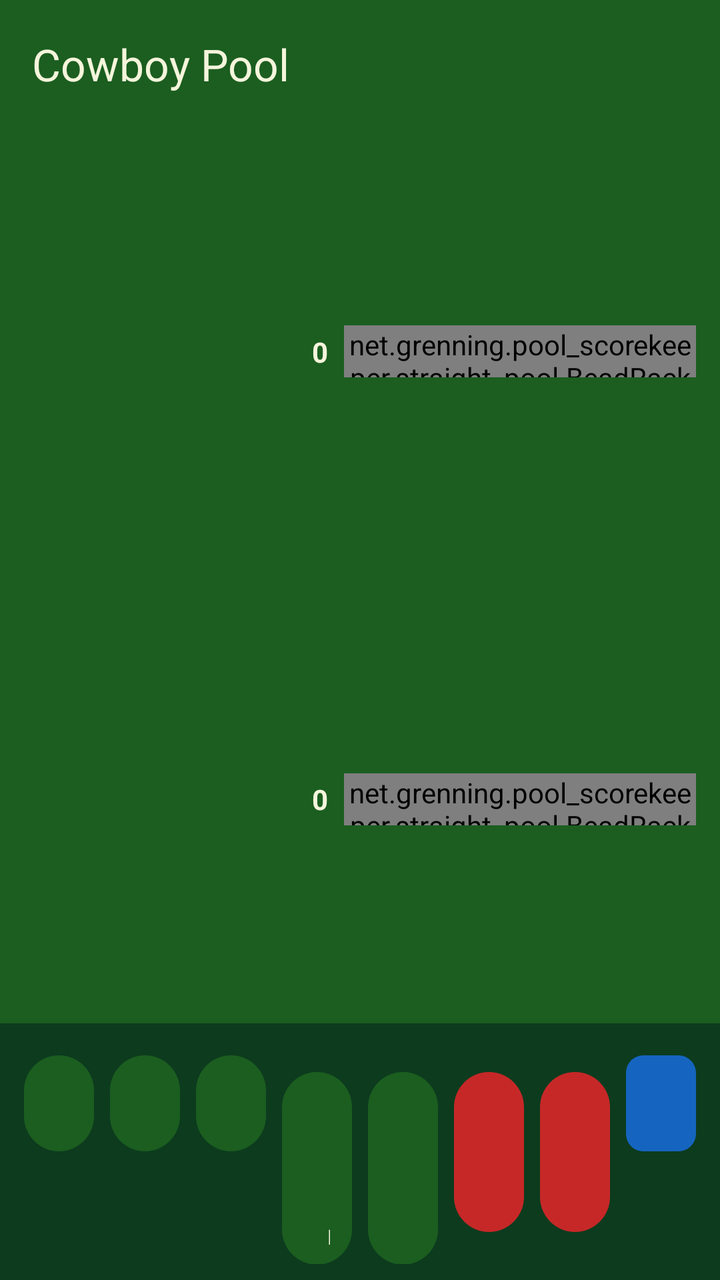
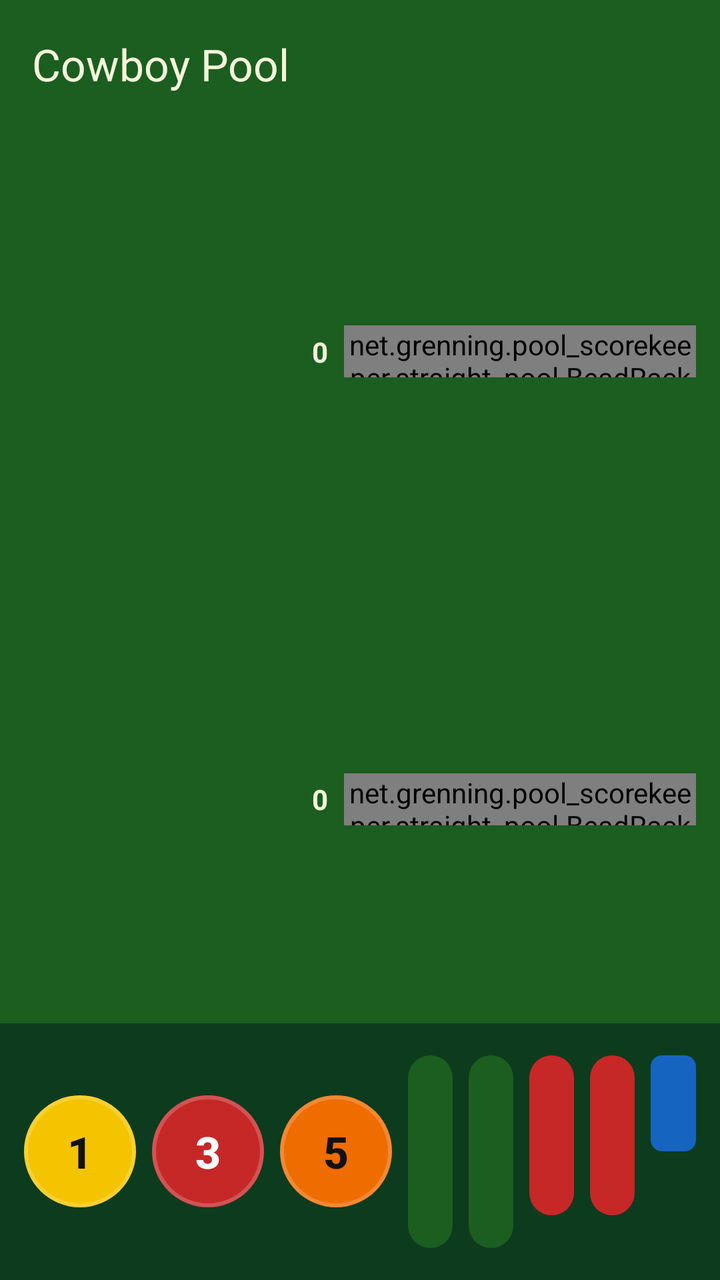

Compare the two renders of this Android layout. The source of the first and the diff that turns it into the second are given below.
<!-- AndroidManifest.xml: application theme Theme.PoolScorekeeper -->
<!-- res/layout/activity_cowboy_score.xml -->
<?xml version="1.0" encoding="utf-8"?>
<LinearLayout xmlns:android="http://schemas.android.com/apk/res/android"
    xmlns:app="http://schemas.android.com/apk/res-auto"
    android:id="@+id/cowboyRoot"
    android:layout_width="match_parent"
    android:layout_height="match_parent"
    android:background="@color/felt_dark"
    android:orientation="vertical">

    <com.google.android.material.appbar.MaterialToolbar
        android:id="@+id/cowboyToolbar"
        android:layout_width="match_parent"
        android:layout_height="wrap_content"
        android:background="@color/felt_green"
        android:minHeight="?attr/actionBarSize"
        app:title="@string/title_activity_cowboy_pool_start"
        app:titleTextColor="@color/ivory">

        <TextView
            android:id="@+id/cowboyPhase"
            android:layout_width="wrap_content"
            android:layout_height="wrap_content"
            android:layout_gravity="end"
            android:paddingEnd="8dp"
            android:textAppearance="@style/TextAppearance.Material3.TitleMedium"
            android:textColor="@color/ivory" />
    </com.google.android.material.appbar.MaterialToolbar>

    <LinearLayout
        android:id="@+id/player1Row"
        android:layout_width="match_parent"
        android:layout_height="0dp"
        android:layout_weight="1"
        android:background="@color/felt_green"
        android:gravity="center_vertical"
        android:orientation="horizontal"
        android:paddingStart="12dp"
        android:paddingEnd="12dp">

        <TextView
            android:id="@+id/player1Name"
            android:layout_width="96dp"
            android:layout_height="wrap_content"
            android:ellipsize="end"
            android:maxLines="1"
            android:textColor="@color/ivory"
            android:textStyle="bold" />

        <TextView
            android:id="@+id/player1Score"
            android:layout_width="64dp"
            android:layout_height="wrap_content"
            android:gravity="end"
            android:paddingEnd="8dp"
            android:text="0"
            android:textColor="@color/ivory"
            android:textStyle="bold" />

        <net.grenning.pool_scorekeeper.straight_pool.BeadRackView
            android:id="@+id/player1Beads"
            android:layout_width="0dp"
            android:layout_height="26dp"
            android:layout_weight="1" />
    </LinearLayout>

    <LinearLayout
        android:id="@+id/player2Row"
        android:layout_width="match_parent"
        android:layout_height="0dp"
        android:layout_weight="1"
        android:background="@color/felt_green"
        android:gravity="center_vertical"
        android:orientation="horizontal"
        android:paddingStart="12dp"
        android:paddingEnd="12dp">

        <TextView
            android:id="@+id/player2Name"
            android:layout_width="96dp"
            android:layout_height="wrap_content"
            android:ellipsize="end"
            android:maxLines="1"
            android:textColor="@color/ivory"
            android:textStyle="bold" />

        <TextView
            android:id="@+id/player2Score"
            android:layout_width="64dp"
            android:layout_height="wrap_content"
            android:gravity="end"
            android:paddingEnd="8dp"
            android:text="0"
            android:textColor="@color/ivory"
            android:textStyle="bold" />

        <net.grenning.pool_scorekeeper.straight_pool.BeadRackView
            android:id="@+id/player2Beads"
            android:layout_width="0dp"
            android:layout_height="26dp"
            android:layout_weight="1" />
    </LinearLayout>

    <LinearLayout
        android:id="@+id/player3Row"
        android:layout_width="match_parent"
        android:layout_height="0dp"
        android:layout_weight="1"
        android:background="@color/felt_green"
        android:gravity="center_vertical"
        android:orientation="horizontal"
        android:paddingStart="12dp"
        android:paddingEnd="12dp"
        android:visibility="gone">

        <TextView
            android:id="@+id/player3Name"
            android:layout_width="96dp"
            android:layout_height="wrap_content"
            android:ellipsize="end"
            android:maxLines="1"
            android:textColor="@color/ivory"
            android:textStyle="bold" />

        <TextView
            android:id="@+id/player3Score"
            android:layout_width="64dp"
            android:layout_height="wrap_content"
            android:gravity="end"
            android:paddingEnd="8dp"
            android:text="0"
            android:textColor="@color/ivory"
            android:textStyle="bold" />

        <net.grenning.pool_scorekeeper.straight_pool.BeadRackView
            android:id="@+id/player3Beads"
            android:layout_width="0dp"
            android:layout_height="26dp"
            android:layout_weight="1" />
    </LinearLayout>

    <LinearLayout
        android:id="@+id/player4Row"
        android:layout_width="match_parent"
        android:layout_height="0dp"
        android:layout_weight="1"
        android:background="@color/felt_green"
        android:gravity="center_vertical"
        android:orientation="horizontal"
        android:paddingStart="12dp"
        android:paddingEnd="12dp"
        android:visibility="gone">

        <TextView
            android:id="@+id/player4Name"
            android:layout_width="96dp"
            android:layout_height="wrap_content"
            android:ellipsize="end"
            android:maxLines="1"
            android:textColor="@color/ivory"
            android:textStyle="bold" />

        <TextView
            android:id="@+id/player4Score"
            android:layout_width="64dp"
            android:layout_height="wrap_content"
            android:gravity="end"
            android:paddingEnd="8dp"
            android:text="0"
            android:textColor="@color/ivory"
            android:textStyle="bold" />

        <net.grenning.pool_scorekeeper.straight_pool.BeadRackView
            android:id="@+id/player4Beads"
            android:layout_width="0dp"
            android:layout_height="26dp"
            android:layout_weight="1" />
    </LinearLayout>

    <LinearLayout
        android:id="@+id/playingActions"
        android:layout_width="match_parent"
        android:layout_height="wrap_content"
        android:orientation="horizontal"
        android:padding="8dp">

        <com.google.android.material.button.MaterialButton
            android:id="@+id/ball1Button"
            style="@style/Widget.Pool.ActionButton"
            android:onClick="ball1Clicked"
            android:text="@string/cowboy_ball_1" />

        <com.google.android.material.button.MaterialButton
            android:id="@+id/ball3Button"
            style="@style/Widget.Pool.ActionButton"
            android:onClick="ball3Clicked"
            android:text="@string/cowboy_ball_3" />

        <com.google.android.material.button.MaterialButton
            android:id="@+id/ball5Button"
            style="@style/Widget.Pool.ActionButton"
            android:onClick="ball5Clicked"
            android:text="@string/cowboy_ball_5" />

        <com.google.android.material.button.MaterialButton
            android:id="@+id/caromButton"
            style="@style/Widget.Pool.ActionButton"
            android:contentDescription="@string/cowboy_carom_accessibility"
            android:onClick="caromClicked"
            android:text="@string/cowboy_carom" />

        <com.google.android.material.button.MaterialButton
            android:id="@+id/multiButton"
            style="@style/Widget.Pool.ActionButton"
            android:contentDescription="@string/cowboy_multi_accessibility"
            android:onClick="multiClicked"
            android:text="@string/cowboy_multi" />

        <com.google.android.material.button.MaterialButton
            android:id="@+id/missButton"
            style="@style/Widget.Pool.DangerButton"
            android:onClick="missClicked"
            android:text="@string/missed_shot" />

        <com.google.android.material.button.MaterialButton
            android:id="@+id/foulButton"
            style="@style/Widget.Pool.DangerButton"
            android:onClick="foulClicked"
            android:text="@string/foul" />

        <LinearLayout
            android:layout_width="0dp"
            android:layout_height="wrap_content"
            android:layout_margin="4dp"
            android:layout_weight="1"
            android:minHeight="56dp"
            android:orientation="horizontal">

            <com.google.android.material.button.MaterialButton
                android:id="@+id/undoButton"
                style="@style/Widget.Pool.SplitButton.Left"
                android:layout_marginEnd="1dp"
                android:contentDescription="@string/undo"
                android:enabled="false"
                android:onClick="undoClicked"
                android:text="@string/undo_symbol" />

            <com.google.android.material.button.MaterialButton
                android:id="@+id/redoButton"
                style="@style/Widget.Pool.SplitButton.Right"
                android:contentDescription="@string/redo"
                android:enabled="false"
                android:onClick="redoClicked"
                android:text="@string/redo_symbol" />
        </LinearLayout>
    </LinearLayout>

    <LinearLayout
        android:id="@+id/gameOverActions"
        android:layout_width="match_parent"
        android:layout_height="wrap_content"
        android:orientation="horizontal"
        android:padding="8dp"
        android:visibility="gone">

        <com.google.android.material.button.MaterialButton
            android:id="@+id/newGameButton"
            style="@style/Widget.Pool.ActionButton"
            android:onClick="newGameClicked"
            android:text="@string/new_game" />

        <com.google.android.material.button.MaterialButton
            android:id="@+id/gameSummaryButton"
            style="@style/Widget.Pool.ActionButton"
            android:onClick="gameSummaryClicked"
            android:text="@string/game_summary" />

        <LinearLayout
            android:layout_width="0dp"
            android:layout_height="wrap_content"
            android:layout_margin="4dp"
            android:layout_weight="1"
            android:minHeight="56dp"
            android:orientation="horizontal">

            <com.google.android.material.button.MaterialButton
                android:id="@+id/undoOverButton"
                style="@style/Widget.Pool.SplitButton.Left"
                android:layout_marginEnd="1dp"
                android:contentDescription="@string/undo"
                android:onClick="undoClicked"
                android:text="@string/undo_symbol" />

            <com.google.android.material.button.MaterialButton
                android:id="@+id/redoOverButton"
                style="@style/Widget.Pool.SplitButton.Right"
                android:contentDescription="@string/redo"
                android:onClick="redoClicked"
                android:text="@string/redo_symbol" />
        </LinearLayout>
    </LinearLayout>
</LinearLayout>
<!-- resources referenced by this layout -->
<resources>
  <color name="felt_dark">#0D3B1E</color>
  <color name="felt_green">#1B5E20</color>
  <color name="ivory">#F5F5DC</color>
  <string name="cowboy_ball_1">1</string>
  <string name="cowboy_ball_3">3</string>
  <string name="cowboy_ball_5">5</string>
  <string name="cowboy_carom">Carom</string>
  <string name="cowboy_carom_accessibility">Carom. Long-press for a three-ball carom worth two points</string>
  <string name="cowboy_multi">Multi</string>
  <string name="cowboy_multi_accessibility">Multiple points on one shot</string>
  <string name="foul">Foul</string>
  <string name="game_summary">Game Summary</string>
  <string name="missed_shot">Miss</string>
  <string name="new_game">New Game</string>
  <string name="redo">Redo</string>
  <string name="redo_symbol">&gt;</string>
  <string name="title_activity_cowboy_pool_start">Cowboy Pool</string>
  <string name="undo">Undo</string>
  <string name="undo_symbol">&lt;</string>
  <style name="Widget.Pool.ActionButton" parent="Widget.Material3.Button">
          <item name="android:layout_width">0dp</item>
          <item name="android:layout_height">wrap_content</item>
          <item name="android:layout_weight">1</item>
          <item name="android:minHeight">56dp</item>
          <item name="android:layout_margin">4dp</item>
          <item name="android:textAllCaps">false</item>
      </style>
  <style name="Widget.Pool.DangerButton" parent="Widget.Pool.ActionButton">
          <item name="backgroundTint">@color/miss_button</item>
          <item name="android:textColor">@color/ivory</item>
      </style>
  <style name="Widget.Pool.SplitButton.Left">
          <item name="shapeAppearanceOverlay">@style/ShapeAppearance.Pool.SplitLeft</item>
      </style>
  <style name="Widget.Pool.SplitButton.Right">
          <item name="shapeAppearanceOverlay">@style/ShapeAppearance.Pool.SplitRight</item>
      </style>
  <color name="miss_button">#C62828</color>
  <style name="ShapeAppearance.Pool.SplitLeft" parent="ShapeAppearance.M3.Sys.Shape.Corner.Full">
          <item name="cornerFamily">rounded</item>
          <item name="cornerSizeTopLeft">50%</item>
          <item name="cornerSizeBottomLeft">50%</item>
          <item name="cornerSizeTopRight">0dp</item>
          <item name="cornerSizeBottomRight">0dp</item>
      </style>
  <style name="ShapeAppearance.Pool.SplitRight" parent="ShapeAppearance.M3.Sys.Shape.Corner.Full">
          <item name="cornerFamily">rounded</item>
          <item name="cornerSizeTopLeft">0dp</item>
          <item name="cornerSizeBottomLeft">0dp</item>
          <item name="cornerSizeTopRight">50%</item>
          <item name="cornerSizeBottomRight">50%</item>
      </style>
  <color name="active_player">#FFC107</color>
  <!-- unchanged entries left out for length: 1 -->
</resources>

<!-- the commit's change to res/layout/activity_cowboy_score.xml (unified diff, before → after) -->
@@ -185,19 +185,22 @@
 
         <com.google.android.material.button.MaterialButton
             android:id="@+id/ball1Button"
-            style="@style/Widget.Pool.ActionButton"
+            style="@style/Widget.Pool.BallButton.One"
+            android:contentDescription="@string/cowboy_ball_1"
             android:onClick="ball1Clicked"
             android:text="@string/cowboy_ball_1" />
 
         <com.google.android.material.button.MaterialButton
             android:id="@+id/ball3Button"
-            style="@style/Widget.Pool.ActionButton"
+            style="@style/Widget.Pool.BallButton.Three"
+            android:contentDescription="@string/cowboy_ball_3"
             android:onClick="ball3Clicked"
             android:text="@string/cowboy_ball_3" />
 
         <com.google.android.material.button.MaterialButton
             android:id="@+id/ball5Button"
-            style="@style/Widget.Pool.ActionButton"
+            style="@style/Widget.Pool.BallButton.Five"
+            android:contentDescription="@string/cowboy_ball_5"
             android:onClick="ball5Clicked"
             android:text="@string/cowboy_ball_5" />
 
<!-- resource entries referenced after the edit -->
@@ -27,6 +27,16 @@
           <item name="android:layout_margin">4dp</item>
           <item name="android:textAllCaps">false</item>
       </style>
+  <style name="Widget.Pool.BallButton.Five">
+          <item name="backgroundTint">@color/pool_ball_5</item>
+      </style>
+  <style name="Widget.Pool.BallButton.One">
+          <item name="backgroundTint">@color/pool_ball_1</item>
+      </style>
+  <style name="Widget.Pool.BallButton.Three">
+          <item name="backgroundTint">@color/pool_ball_3</item>
+          <item name="android:textColor">@color/pool_ball_number_on_red</item>
+      </style>
   <style name="Widget.Pool.DangerButton" parent="Widget.Pool.ActionButton">
           <item name="backgroundTint">@color/miss_button</item>
           <item name="android:textColor">@color/ivory</item>
@@ -37,6 +47,10 @@
   <style name="Widget.Pool.SplitButton.Right">
           <item name="shapeAppearanceOverlay">@style/ShapeAppearance.Pool.SplitRight</item>
       </style>
+  <color name="pool_ball_5">#EF6C00</color>
+  <color name="pool_ball_1">#F5C400</color>
+  <color name="pool_ball_3">#C62828</color>
+  <color name="pool_ball_number_on_red">#FFFFFF</color>
   <color name="miss_button">#C62828</color>
   <style name="ShapeAppearance.Pool.SplitLeft" parent="ShapeAppearance.M3.Sys.Shape.Corner.Full">
           <item name="cornerFamily">rounded</item>
